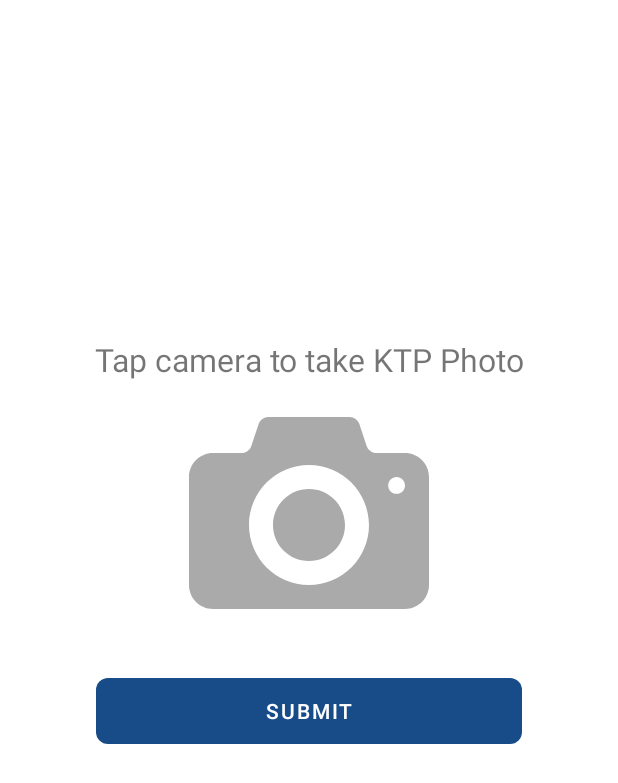
After one commit to mandiriwhatthehackorg/wth-team-47, an Android app: the SubmitKtpActivity screen opened directly, with no data from a screen before it, on a phone screen of 412 x 824 dp. The commit adds this screen. Shown: the top 783 px of the screen. Run offline under Robolectric (Android 15) with nearby library versions, the phone set to English and light mode, and no system bars; our stand-ins replace Timber, data binding; libraries missing offline, so code that uses them is left out: com.google.firebase.ml, com.karumi.dexter, id.zelory.compressor; pictures from the network do not load.

Commit message:
Finished submit KTP first

```diff
--- /dev/null
+++ b/app/src/main/java/com/wellsen/mandiri/whatthehack/android/ui/submitktp/SubmitKtpActivity.kt
@@ -0,0 +1,195 @@
+/*
+ * *
+ *  * Created by Wellsen on 7/16/19 5:22 PM
+ *  * for Mandiri What The Hack Hackathon
+ *  * Copyright (c) 2019 . All rights reserved.
+ *  * Last modified 7/16/19 5:22 PM
+ *
+ */
+
+package com.wellsen.mandiri.whatthehack.android.ui.submitktp
+
+import android.app.Activity
+import android.content.Intent
+import android.content.SharedPreferences
+import android.net.Uri
+import android.os.Bundle
+import android.text.TextUtils
+import android.view.View
+import android.view.ViewGroup.LayoutParams
+import androidx.annotation.LayoutRes
+import androidx.appcompat.app.AlertDialog
+import com.bumptech.glide.Glide
+import com.google.firebase.ml.vision.FirebaseVision
+import com.google.firebase.ml.vision.common.FirebaseVisionImage
+import com.google.firebase.ml.vision.text.FirebaseVisionCloudTextRecognizerOptions
+import com.google.firebase.ml.vision.text.FirebaseVisionText
+import com.wellsen.mandiri.whatthehack.android.R
+import com.wellsen.mandiri.whatthehack.android.databinding.ActivitySubmitKtpBinding
+import com.wellsen.mandiri.whatthehack.android.ui.BindingActivity
+import com.wellsen.mandiri.whatthehack.android.ui.KTP
+import com.wellsen.mandiri.whatthehack.android.ui.REQUEST_KTP_OPEN_GALLERY
+import com.wellsen.mandiri.whatthehack.android.ui.REQUEST_KTP_TAKE_PHOTO
+import com.wellsen.mandiri.whatthehack.android.ui.register.RegisterActivity
+import com.wellsen.mandiri.whatthehack.android.util.DOB
+import com.wellsen.mandiri.whatthehack.android.util.FileUtils
+import com.wellsen.mandiri.whatthehack.android.util.KTP_FILE
+import com.wellsen.mandiri.whatthehack.android.util.NAME
+import com.wellsen.mandiri.whatthehack.android.util.NIK
+import id.zelory.compressor.Compressor
+import org.koin.android.ext.android.inject
+import timber.log.Timber
+import java.io.File
+import java.io.IOException
+
+class SubmitKtpActivity : BindingActivity<ActivitySubmitKtpBinding>() {
+
+  @LayoutRes
+  override fun getLayoutResId() = R.layout.activity_submit_ktp
+
+  val sp: SharedPreferences by inject()
+
+  lateinit var path: String
+
+  override fun onCreate(savedInstanceState: Bundle?) {
+    super.onCreate(savedInstanceState)
+
+    binding.lifecycleOwner = this
+
+    binding.ivKtp.setOnClickListener {
+      selectKtp()
+    }
+
+    binding.btnSubmit.setOnClickListener {
+      submit()
+    }
+  }
+
+  private fun submit() {
+    startActivity(Intent(this, RegisterActivity::class.java))
+  }
+
+  /**
+   * Alert dialog for capture or select from galley
+   */
+  private fun selectKtp() {
+    val items = arrayOf<CharSequence>(
+      getString(R.string.action_take_photo),
+      getString(R.string.action_open_gallery)
+    )
+
+    AlertDialog.Builder(this@SubmitKtpActivity)
+      .setItems(items) { _, item ->
+        when (items[item]) {
+          getString(R.string.action_take_photo) -> requestCameraPermission(KTP)
+          getString(R.string.action_open_gallery) -> requestStoragePermission(KTP)
+        }
+      }.show()
+  }
+
+  private fun loadPhoto(type: Int) {
+    sp.edit().putString(KTP_FILE, Uri.fromFile(ktpFile).toString()).apply()
+
+    when (type) {
+      KTP -> {
+        val lp = binding.ivKtp.layoutParams as LayoutParams
+        lp.height = binding.cl.measuredWidth / 16 * 9
+        binding.ivKtp.layoutParams = lp
+        binding.btnSubmit.isEnabled = true
+
+        Glide.with(this)
+          .load(ktpFile)
+          .into(binding.ivKtp)
+      }
+    }
+  }
+
+  override fun onActivityResult(requestCode: Int, resultCode: Int, data: Intent?) {
+    super.onActivityResult(requestCode, resultCode, data)
+
+    if (resultCode != Activity.RESULT_OK) {
+      return
+    }
+
+    when (requestCode) {
+      REQUEST_KTP_TAKE_PHOTO -> processOcr(Uri.fromFile(ktpFile), REQUEST_KTP_TAKE_PHOTO)
+
+      REQUEST_KTP_OPEN_GALLERY -> {
+        val selectedImage = data?.data ?: return
+        path = FileUtils.getPath(this, selectedImage) ?: return
+
+        processOcr(selectedImage, REQUEST_KTP_OPEN_GALLERY)
+      }
+    }
+  }
+
+  private fun processOcr(uri: Uri, code: Int) {
+    val image: FirebaseVisionImage
+    try {
+      image = FirebaseVisionImage.fromFilePath(this, uri)
+    } catch (e: IOException) {
+      e.printStackTrace()
+      return
+    }
+
+    binding.pb.visibility = View.VISIBLE
+
+    FirebaseVision.getInstance().getCloudTextRecognizer(
+      FirebaseVisionCloudTextRecognizerOptions.Builder()
+        .setLanguageHints(mutableListOf("id"))
+        .build()
+    ).processImage(image)
+      .addOnSuccessListener {
+        processResult(it)
+
+        when (code) {
+          REQUEST_KTP_TAKE_PHOTO -> {
+            ktpFile = Compressor(this)
+              .setMaxWidth(1366)
+              .setMaxHeight(1366)
+              .compressToFile(ktpFile)
+          }
+          REQUEST_KTP_OPEN_GALLERY -> {
+            ktpFile = Compressor(this)
+              .setMaxWidth(1366)
+              .setMaxHeight(1366)
+              .compressToFile(File(path))
+          }
+        }
+
+        loadPhoto(KTP)
+        binding.pb.visibility = View.GONE
+      }
+      .addOnFailureListener {
+        Timber.e(it.localizedMessage)
+        binding.pb.visibility = View.GONE
+      }
+  }
+
+  fun processResult(text: FirebaseVisionText) {
+    for (block in text.textBlocks) {
+      val blockText = block.text
+
+      if (blockText.trim().length == 16) {
+        if (TextUtils.isDigitsOnly(blockText.trim())) {
+          sp.edit().putString(NIK, blockText.trim()).apply()
+        }
+        continue
+      }
+
+      if (blockText.trim().contains(",")) {
+        if (blockText.contains('\n')) {
+          val name = blockText.substring(0, blockText.indexOf('\n'))
+          sp.edit().putString(NAME, name).apply()
+
+          val dob = blockText.trim().substring(blockText.trim().length - 10)
+          sp.edit().putString(DOB, dob).apply()
+        }
+
+      }
+
+    }
+
+  }
+
+}
--- a/app/src/main/java/com/wellsen/mandiri/whatthehack/android/util/Constants.kt
+++ b/app/src/main/java/com/wellsen/mandiri/whatthehack/android/util/Constants.kt
@@ -1,13 +1,17 @@
 /*
  * *
- *  * Created by Wellsen on 7/15/19 2:37 PM
+ *  * Created by Wellsen on 7/16/19 5:22 PM
  *  * for Mandiri What The Hack Hackathon
  *  * Copyright (c) 2019 . All rights reserved.
- *  * Last modified 7/15/19 2:30 PM
+ *  * Last modified 7/16/19 5:03 PM
  *
  */
 
 package com.wellsen.mandiri.whatthehack.android.util
 
 const val AUTHORIZATION = "authorization"
+const val NIK = "nik"
+const val NAME = "name"
+const val DOB = "dob"
+const val KTP_FILE = "ktp_file"
 const val MOTHERS_NAME = "mothers_name"
--- /dev/null
+++ b/app/src/main/res/layout/activity_submit_ktp.xml
@@ -0,0 +1,105 @@
+<?xml version="1.0" encoding="utf-8"?>
+<!--
+  ~ /**
+  ~  * Created by Wellsen on 7/16/19 5:22 PM
+  ~  * for Mandiri What The Hack Hackathon
+  ~  * Copyright (c) 2019 . All rights reserved.
+  ~  * Last modified 7/16/19 5:22 PM
+  ~  */
+  -->
+
+<layout xmlns:android="http://schemas.android.com/apk/res/android"
+    xmlns:app="http://schemas.android.com/apk/res-auto"
+    xmlns:tools="http://schemas.android.com/tools"
+    >
+
+  <data>
+
+  </data>
+
+  <FrameLayout
+      android:layout_width="match_parent"
+      android:layout_height="match_parent"
+      android:paddingBottom="@dimen/activity_vertical_margin"
+      android:paddingLeft="@dimen/activity_horizontal_margin"
+      android:paddingRight="@dimen/activity_horizontal_margin"
+      android:paddingTop="@dimen/activity_vertical_margin"
+      tools:context=".ui.submitktp.SubmitKtpActivity"
+      >
+
+    <androidx.constraintlayout.widget.ConstraintLayout
+        android:id="@+id/cl"
+        android:layout_width="match_parent"
+        android:layout_height="wrap_content"
+        android:layout_gravity="center"
+        android:layout_marginBottom="?attr/actionBarSize"
+        >
+
+      <androidx.appcompat.widget.AppCompatTextView
+          android:id="@+id/tv_title_ktp"
+          android:layout_width="wrap_content"
+          android:layout_height="wrap_content"
+          android:layout_gravity="center_horizontal"
+          android:layout_marginEnd="24dp"
+          android:layout_marginStart="24dp"
+          android:layout_marginTop="16dp"
+          android:gravity="center"
+          android:text="@string/title_text_ktp"
+          android:textSize="21sp"
+          app:layout_constraintEnd_toEndOf="parent"
+          app:layout_constraintStart_toStartOf="parent"
+          app:layout_constraintTop_toTopOf="parent"
+          />
+
+      <androidx.appcompat.widget.AppCompatImageView
+          android:id="@+id/iv_ktp"
+          android:layout_width="0dp"
+          android:layout_height="160dp"
+          android:layout_marginBottom="8dp"
+          android:layout_marginEnd="48dp"
+          android:layout_marginStart="48dp"
+          android:layout_marginTop="8dp"
+          android:src="@drawable/ic_photo_camera"
+          app:layout_constraintEnd_toEndOf="parent"
+          app:layout_constraintStart_toStartOf="parent"
+          app:layout_constraintTop_toBottomOf="@+id/tv_title_ktp"
+          />
+
+      <com.google.android.material.button.MaterialButton
+          android:id="@+id/btn_submit"
+          android:layout_width="0dp"
+          android:layout_height="?attr/actionBarSize"
+          android:layout_marginEnd="48dp"
+          android:layout_marginStart="48dp"
+          android:layout_marginTop="24dp"
+          android:enabled="false"
+          android:text="@string/action_submit"
+          android:textColor="@android:color/white"
+          app:layout_constraintEnd_toEndOf="parent"
+          app:layout_constraintStart_toStartOf="parent"
+          app:layout_constraintTop_toBottomOf="@+id/iv_ktp"
+          app:cornerRadius="8dp"
+          style="@style/Button"
+          />
+
+      <ProgressBar
+          android:id="@+id/pb"
+          android:layout_width="wrap_content"
+          android:layout_height="wrap_content"
+          android:layout_gravity="center"
+          android:layout_marginBottom="64dp"
+          android:layout_marginEnd="32dp"
+          android:layout_marginStart="32dp"
+          android:layout_marginTop="64dp"
+          android:visibility="gone"
+          app:layout_constraintBottom_toBottomOf="parent"
+          app:layout_constraintEnd_toEndOf="parent"
+          app:layout_constraintStart_toStartOf="parent"
+          app:layout_constraintTop_toTopOf="parent"
+          tools:visibility="visible"
+          />
+    </androidx.constraintlayout.widget.ConstraintLayout>
+
+  </FrameLayout>
+
+</layout>
```
Also changed, not shown: app/src/main/AndroidManifest.xml (+11 -2 lines), app/src/main/java/com/wellsen/mandiri/whatthehack/android/ui/login/LoginActivity.kt (+7 -7 lines), app/src/main/java/com/wellsen/mandiri/whatthehack/android/ui/register/RegisterViewModel.kt (+14 -2 lines).
